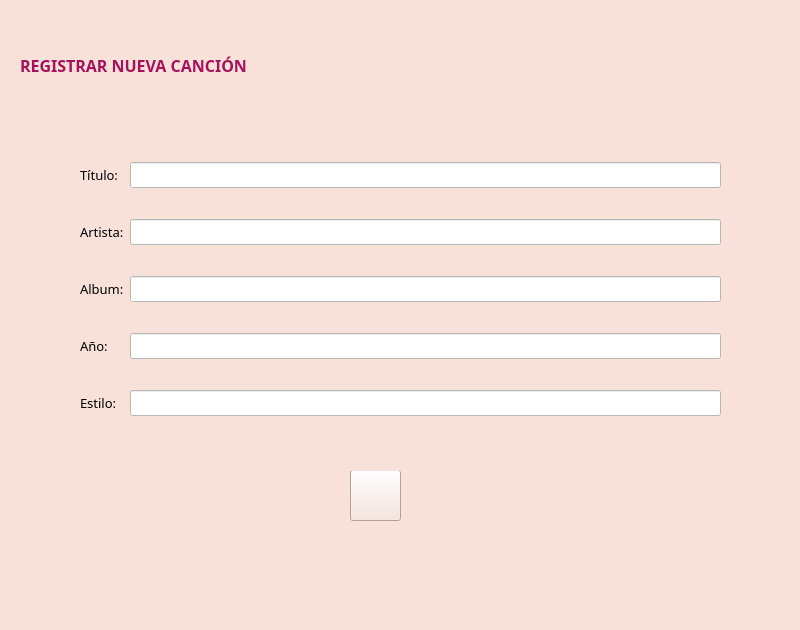
The window that Proyectos/Project_Music_DB/ventanas/ventana_registro.ui (SilviaSanjose/Python_exercices) describes before a commit, drawn with Qt 5.
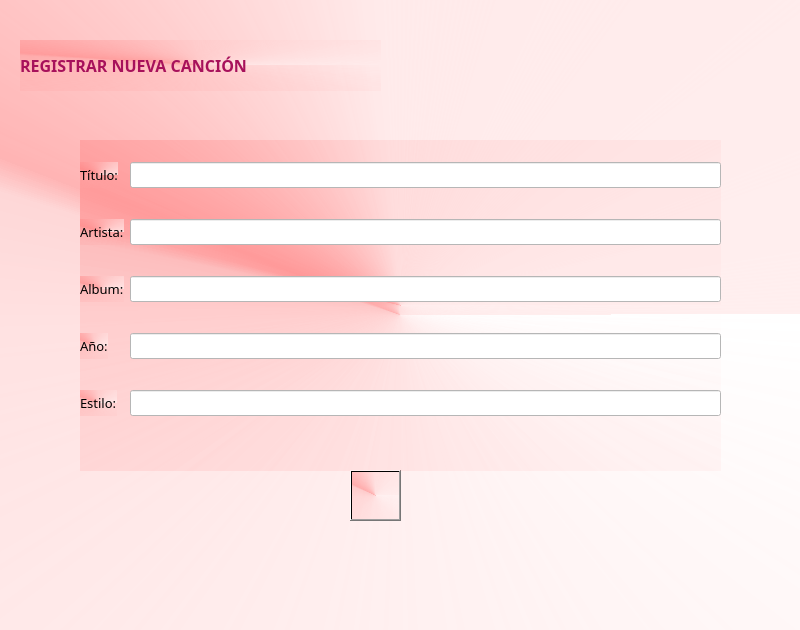
The same window after the commit. Icons and pictures are not drawn.

What changed in the file:
```diff
--- a/Proyectos/Project_Music_DB/ventanas/ventana_registro.ui
+++ b/Proyectos/Project_Music_DB/ventanas/ventana_registro.ui
@@ -466,99 +466,446 @@
     <palette>
      <active>
       <colorrole role="Button">
-       <brush brushstyle="SolidPattern">
-        <color alpha="255">
-         <red>247</red>
-         <green>225</green>
-         <blue>217</blue>
-        </color>
+       <brush brushstyle="ConicalGradientPattern">
+        <gradient centralx="0.500000000000000" centraly="0.500000000000000" angle="0.000000000000000" type="ConicalGradient" spread="PadSpread" coordinatemode="ObjectBoundingMode">
+         <gradientstop position="0.000000000000000">
+          <color alpha="206">
+           <red>255</red>
+           <green>235</green>
+           <blue>235</blue>
+          </color>
+         </gradientstop>
+         <gradientstop position="0.258706000000000">
+          <color alpha="80">
+           <red>255</red>
+           <green>188</green>
+           <blue>188</blue>
+          </color>
+         </gradientstop>
+         <gradientstop position="0.425000000000000">
+          <color alpha="156">
+           <red>255</red>
+           <green>132</green>
+           <blue>132</blue>
+          </color>
+         </gradientstop>
+         <gradientstop position="0.440000000000000">
+          <color alpha="80">
+           <red>252</red>
+           <green>128</green>
+           <blue>128</blue>
+          </color>
+         </gradientstop>
+         <gradientstop position="0.507463000000000">
+          <color alpha="80">
+           <red>255</red>
+           <green>162</green>
+           <blue>162</blue>
+          </color>
+         </gradientstop>
+         <gradientstop position="1.000000000000000">
+          <color alpha="0">
+           <red>255</red>
+           <green>255</green>
+           <blue>255</blue>
+          </color>
+         </gradientstop>
+        </gradient>
        </brush>
       </colorrole>
       <colorrole role="Base">
-       <brush brushstyle="SolidPattern">
-        <color alpha="255">
-         <red>247</red>
-         <green>225</green>
-         <blue>217</blue>
-        </color>
+       <brush brushstyle="ConicalGradientPattern">
+        <gradient centralx="0.500000000000000" centraly="0.500000000000000" angle="0.000000000000000" type="ConicalGradient" spread="PadSpread" coordinatemode="ObjectBoundingMode">
+         <gradientstop position="0.000000000000000">
+          <color alpha="206">
+           <red>255</red>
+           <green>235</green>
+           <blue>235</blue>
+          </color>
+         </gradientstop>
+         <gradientstop position="0.258706000000000">
+          <color alpha="80">
+           <red>255</red>
+           <green>188</green>
+           <blue>188</blue>
+          </color>
+         </gradientstop>
+         <gradientstop position="0.425000000000000">
+          <color alpha="156">
+           <red>255</red>
+           <green>132</green>
+           <blue>132</blue>
+          </color>
+         </gradientstop>
+         <gradientstop position="0.440000000000000">
+          <color alpha="80">
+           <red>252</red>
+           <green>128</green>
+           <blue>128</blue>
+          </color>
+         </gradientstop>
+         <gradientstop position="0.507463000000000">
+          <color alpha="80">
+           <red>255</red>
+           <green>162</green>
+           <blue>162</blue>
+          </color>
+         </gradientstop>
+         <gradientstop position="1.000000000000000">
+          <color alpha="0">
+           <red>255</red>
+           <green>255</green>
+           <blue>255</blue>
+          </color>
+         </gradientstop>
+        </gradient>
        </brush>
       </colorrole>
       <colorrole role="Window">
-       <brush brushstyle="SolidPattern">
-        <color alpha="255">
-         <red>247</red>
-         <green>225</green>
-         <blue>217</blue>
-        </color>
+       <brush brushstyle="ConicalGradientPattern">
+        <gradient centralx="0.500000000000000" centraly="0.500000000000000" angle="0.000000000000000" type="ConicalGradient" spread="PadSpread" coordinatemode="ObjectBoundingMode">
+         <gradientstop position="0.000000000000000">
+          <color alpha="206">
+           <red>255</red>
+           <green>235</green>
+           <blue>235</blue>
+          </color>
+         </gradientstop>
+         <gradientstop position="0.258706000000000">
+          <color alpha="80">
+           <red>255</red>
+           <green>188</green>
+           <blue>188</blue>
+          </color>
+         </gradientstop>
+         <gradientstop position="0.425000000000000">
+          <color alpha="156">
+           <red>255</red>
+           <green>132</green>
+           <blue>132</blue>
+          </color>
+         </gradientstop>
+         <gradientstop position="0.440000000000000">
+          <color alpha="80">
+           <red>252</red>
+           <green>128</green>
+           <blue>128</blue>
+          </color>
+         </gradientstop>
+         <gradientstop position="0.507463000000000">
+          <color alpha="80">
+           <red>255</red>
+           <green>162</green>
+           <blue>162</blue>
+          </color>
+         </gradientstop>
+         <gradientstop position="1.000000000000000">
+          <color alpha="0">
+           <red>255</red>
+           <green>255</green>
+           <blue>255</blue>
+          </color>
+         </gradientstop>
+        </gradient>
        </brush>
       </colorrole>
      </active>
      <inactive>
       <colorrole role="Button">
-       <brush brushstyle="SolidPattern">
-        <color alpha="255">
-         <red>247</red>
-         <green>225</green>
-         <blue>217</blue>
-        </color>
+       <brush brushstyle="ConicalGradientPattern">
+        <gradient centralx="0.500000000000000" centraly="0.500000000000000" angle="0.000000000000000" type="ConicalGradient" spread="PadSpread" coordinatemode="ObjectBoundingMode">
+         <gradientstop position="0.000000000000000">
+          <color alpha="206">
+           <red>255</red>
+           <green>235</green>
+           <blue>235</blue>
+          </color>
+         </gradientstop>
+         <gradientstop position="0.258706000000000">
+          <color alpha="80">
+           <red>255</red>
+           <green>188</green>
+           <blue>188</blue>
+          </color>
+         </gradientstop>
+         <gradientstop position="0.425000000000000">
+          <color alpha="156">
+           <red>255</red>
+           <green>132</green>
+           <blue>132</blue>
+          </color>
+         </gradientstop>
+         <gradientstop position="0.440000000000000">
+          <color alpha="80">
+           <red>252</red>
+           <green>128</green>
+           <blue>128</blue>
+          </color>
+         </gradientstop>
+         <gradientstop position="0.507463000000000">
+          <color alpha="80">
+           <red>255</red>
+           <green>162</green>
+           <blue>162</blue>
+          </color>
+         </gradientstop>
+         <gradientstop position="1.000000000000000">
+          <color alpha="0">
+           <red>255</red>
+           <green>255</green>
+           <blue>255</blue>
+          </color>
+         </gradientstop>
+        </gradient>
        </brush>
       </colorrole>
       <colorrole role="Base">
-       <brush brushstyle="SolidPattern">
-        <color alpha="255">
-         <red>247</red>
-         <green>225</green>
-         <blue>217</blue>
-        </color>
+       <brush brushstyle="ConicalGradientPattern">
+        <gradient centralx="0.500000000000000" centraly="0.500000000000000" angle="0.000000000000000" type="ConicalGradient" spread="PadSpread" coordinatemode="ObjectBoundingMode">
+         <gradientstop position="0.000000000000000">
+          <color alpha="206">
+           <red>255</red>
+           <green>235</green>
+           <blue>235</blue>
+          </color>
+         </gradientstop>
+         <gradientstop position="0.258706000000000">
+          <color alpha="80">
+           <red>255</red>
+           <green>188</green>
+           <blue>188</blue>
+          </color>
+         </gradientstop>
+         <gradientstop position="0.425000000000000">
+          <color alpha="156">
+           <red>255</red>
+           <green>132</green>
+           <blue>132</blue>
+          </color>
+         </gradientstop>
+         <gradientstop position="0.440000000000000">
+          <color alpha="80">
+           <red>252</red>
+           <green>128</green>
+           <blue>128</blue>
+          </color>
+         </gradientstop>
+         <gradientstop position="0.507463000000000">
+          <color alpha="80">
+           <red>255</red>
+           <green>162</green>
+           <blue>162</blue>
+          </color>
+         </gradientstop>
+         <gradientstop position="1.000000000000000">
+          <color alpha="0">
+           <red>255</red>
+           <green>255</green>
+           <blue>255</blue>
+          </color>
+         </gradientstop>
+        </gradient>
        </brush>
       </colorrole>
       <colorrole role="Window">
-       <brush brushstyle="SolidPattern">
-        <color alpha="255">
-         <red>247</red>
-         <green>225</green>
-         <blue>217</blue>
-        </color>
+       <brush brushstyle="ConicalGradientPattern">
+        <gradient centralx="0.500000000000000" centraly="0.500000000000000" angle="0.000000000000000" type="ConicalGradient" spread="PadSpread" coordinatemode="ObjectBoundingMode">
+         <gradientstop position="0.000000000000000">
+          <color alpha="206">
+           <red>255</red>
+           <green>235</green>
+           <blue>235</blue>
+          </color>
+         </gradientstop>
+         <gradientstop position="0.258706000000000">
+          <color alpha="80">
+           <red>255</red>
+           <green>188</green>
+           <blue>188</blue>
+          </color>
+         </gradientstop>
+         <gradientstop position="0.425000000000000">
+          <color alpha="156">
+           <red>255</red>
+           <green>132</green>
+           <blue>132</blue>
+          </color>
+         </gradientstop>
+         <gradientstop position="0.440000000000000">
+          <color alpha="80">
+           <red>252</red>
+           <green>128</green>
+           <blue>128</blue>
+          </color>
+         </gradientstop>
+         <gradientstop position="0.507463000000000">
+          <color alpha="80">
+           <red>255</red>
+           <green>162</green>
+           <blue>162</blue>
+          </color>
+         </gradientstop>
+         <gradientstop position="1.000000000000000">
+          <color alpha="0">
+           <red>255</red>
+           <green>255</green>
+           <blue>255</blue>
+          </color>
+         </gradientstop>
+        </gradient>
        </brush>
       </colorrole>
      </inactive>
      <disabled>
       <colorrole role="Button">
-       <brush brushstyle="SolidPattern">
-        <color alpha="255">
-         <red>247</red>
-         <green>225</green>
-         <blue>217</blue>
-        </color>
+       <brush brushstyle="ConicalGradientPattern">
+        <gradient centralx="0.500000000000000" centraly="0.500000000000000" angle="0.000000000000000" type="ConicalGradient" spread="PadSpread" coordinatemode="ObjectBoundingMode">
+         <gradientstop position="0.000000000000000">
+          <color alpha="206">
+           <red>255</red>
+           <green>235</green>
+           <blue>235</blue>
+          </color>
+         </gradientstop>
+         <gradientstop position="0.258706000000000">
+          <color alpha="80">
+           <red>255</red>
+           <green>188</green>
+           <blue>188</blue>
+          </color>
+         </gradientstop>
+         <gradientstop position="0.425000000000000">
+          <color alpha="156">
+           <red>255</red>
+           <green>132</green>
+           <blue>132</blue>
+          </color>
+         </gradientstop>
+         <gradientstop position="0.440000000000000">
+          <color alpha="80">
+           <red>252</red>
+           <green>128</green>
+           <blue>128</blue>
+          </color>
+         </gradientstop>
+         <gradientstop position="0.507463000000000">
+          <color alpha="80">
+           <red>255</red>
+           <green>162</green>
+           <blue>162</blue>
+          </color>
+         </gradientstop>
+         <gradientstop position="1.000000000000000">
+          <color alpha="0">
+           <red>255</red>
+           <green>255</green>
+           <blue>255</blue>
+          </color>
+         </gradientstop>
+        </gradient>
        </brush>
       </colorrole>
       <colorrole role="Base">
-       <brush brushstyle="SolidPattern">
-        <color alpha="255">
-         <red>247</red>
-         <green>225</green>
-         <blue>217</blue>
-        </color>
+       <brush brushstyle="ConicalGradientPattern">
+        <gradient centralx="0.500000000000000" centraly="0.500000000000000" angle="0.000000000000000" type="ConicalGradient" spread="PadSpread" coordinatemode="ObjectBoundingMode">
+         <gradientstop position="0.000000000000000">
+          <color alpha="206">
+           <red>255</red>
+           <green>235</green>
+           <blue>235</blue>
+          </color>
+         </gradientstop>
+         <gradientstop position="0.258706000000000">
+          <color alpha="80">
+           <red>255</red>
+           <green>188</green>
+           <blue>188</blue>
+          </color>
+         </gradientstop>
+         <gradientstop position="0.425000000000000">
+          <color alpha="156">
+           <red>255</red>
+           <green>132</green>
+           <blue>132</blue>
+          </color>
+         </gradientstop>
+         <gradientstop position="0.440000000000000">
+          <color alpha="80">
+           <red>252</red>
+           <green>128</green>
+           <blue>128</blue>
+          </color>
+         </gradientstop>
+         <gradientstop position="0.507463000000000">
+          <color alpha="80">
+           <red>255</red>
+           <green>162</green>
+           <blue>162</blue>
+          </color>
+         </gradientstop>
+         <gradientstop position="1.000000000000000">
+          <color alpha="0">
+           <red>255</red>
+           <green>255</green>
+           <blue>255</blue>
+          </color>
+         </gradientstop>
+        </gradient>
        </brush>
       </colorrole>
       <colorrole role="Window">
-       <brush brushstyle="SolidPattern">
-        <color alpha="255">
-         <red>247</red>
-         <green>225</green>
-         <blue>217</blue>
-        </color>
+       <brush brushstyle="ConicalGradientPattern">
+        <gradient centralx="0.500000000000000" centraly="0.500000000000000" angle="0.000000000000000" type="ConicalGradient" spread="PadSpread" coordinatemode="ObjectBoundingMode">
+         <gradientstop position="0.000000000000000">
+          <color alpha="206">
+           <red>255</red>
+           <green>235</green>
+           <blue>235</blue>
+          </color>
+         </gradientstop>
+         <gradientstop position="0.258706000000000">
+          <color alpha="80">
+           <red>255</red>
+           <green>188</green>
+           <blue>188</blue>
+          </color>
+         </gradientstop>
+         <gradientstop position="0.425000000000000">
+          <color alpha="156">
+           <red>255</red>
+           <green>132</green>
+           <blue>132</blue>
+          </color>
+         </gradientstop>
+         <gradientstop position="0.440000000000000">
+          <color alpha="80">
+           <red>252</red>
+           <green>128</green>
+           <blue>128</blue>
+          </color>
+         </gradientstop>
+         <gradientstop position="0.507463000000000">
+          <color alpha="80">
+           <red>255</red>
+           <green>162</green>
+           <blue>162</blue>
+          </color>
+         </gradientstop>
+         <gradientstop position="1.000000000000000">
+          <color alpha="0">
+           <red>255</red>
+           <green>255</green>
+           <blue>255</blue>
+          </color>
+         </gradientstop>
+        </gradient>
        </brush>
       </colorrole>
      </disabled>
     </palette>
    </property>
    <property name="styleSheet">
-    <string notr="true">
-
-
-
-background-color: rgb(247, 225, 217);</string>
+    <string notr="true">background-color: qconicalgradient(cx:0.5, cy:0.5, angle:0, stop:0 rgba(255, 235, 235, 206), stop:0.258706 rgba(255, 188, 188, 80), stop:0.425 rgba(255, 132, 132, 156), stop:0.44 rgba(252, 128, 128, 80), stop:0.507463 rgba(255, 162, 162, 80), stop:1 rgba(255, 255, 255, 0));</string>
    </property>
    <widget class="QLabel" name="lbl_nueva_cancion">
     <property name="geometry">
```
